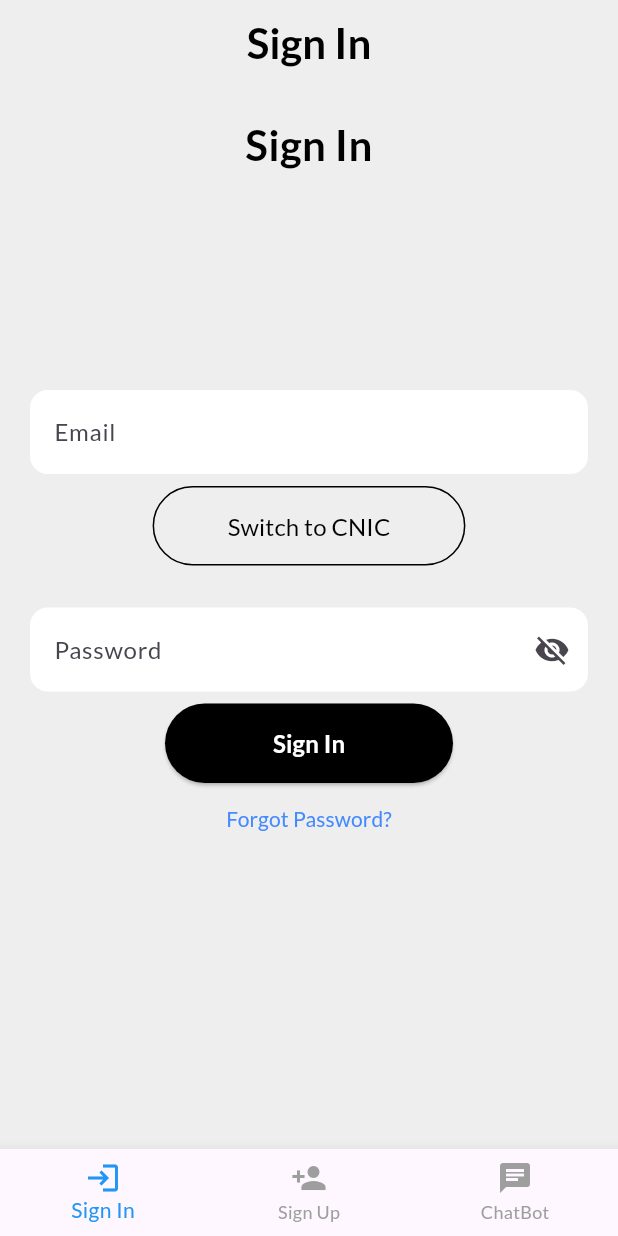
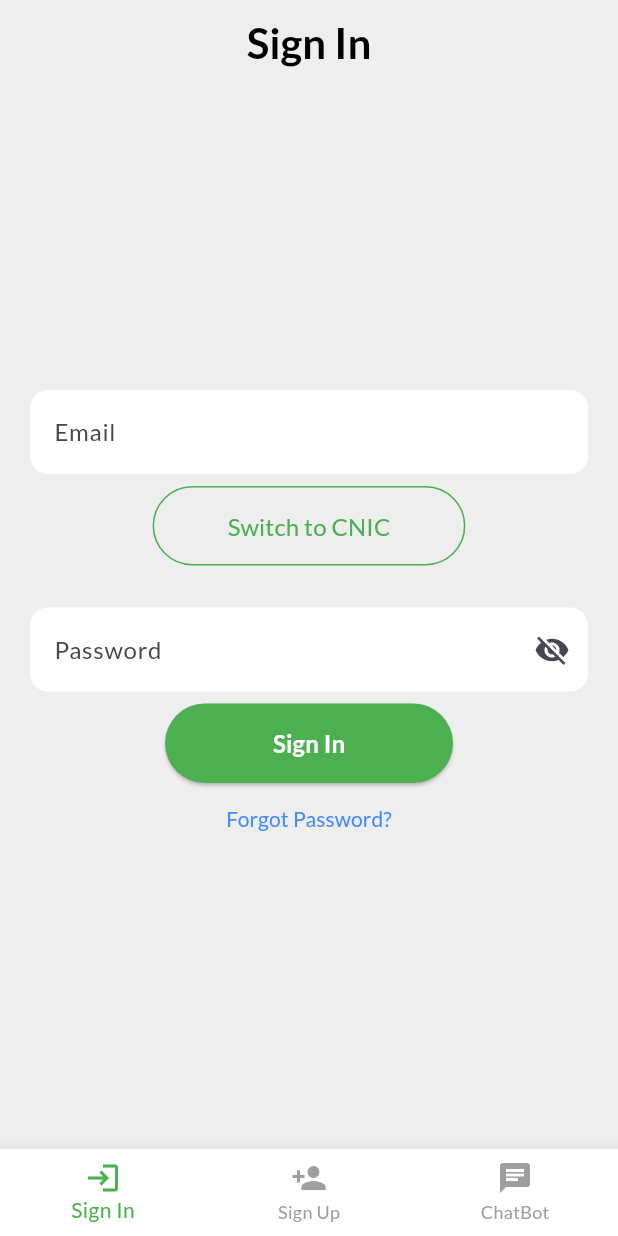
Before and after one commit to smazharzaidi/Land-Management-System, a Flutter app: the screen it shows after launch, on a phone screen of 412 x 824 dp. Run offline on Flutter 3.47's test engine with Material 3 defaults, Android fonts, the phone set to English and light mode, and no system bars; our stand-ins replace file_picker, flip_card, flutter_map, flutter_secure_storage, google_fonts, latlong2 and 4 more; missing offline and left inert: web3modal_flutter; project files that could hold a hidden picture were left out.

Commit message:
Resolved conflicts in SignInAuth.dart and config.dart

```diff
--- a/frontend/lib/UI/BottomNavBarScreen.dart
+++ b/frontend/lib/UI/BottomNavBarScreen.dart
@@ -39,6 +39,7 @@ class _BottomNavBarScreenState extends State<BottomNavBarScreen> {
             fontSize: 28,
             fontWeight: FontWeight.bold,
             color: Colors.black,
+
           ),
         ),
         backgroundColor: Colors.grey[200],
@@ -73,10 +74,11 @@ class _BottomNavBarScreenState extends State<BottomNavBarScreen> {
           ),
         ],
         currentIndex: _selectedIndex,
-        selectedItemColor: Colors.blue,
+        selectedItemColor: Colors.green,
         unselectedItemColor: Colors.grey,
         onTap: _onItemTapped,
         showUnselectedLabels: true,
+        backgroundColor: Colors.white,
       ),
     );
   }
--- a/frontend/lib/UI/BottomNavBarScreenDashboard.dart
+++ b/frontend/lib/UI/BottomNavBarScreenDashboard.dart
@@ -125,7 +125,7 @@ class _BottomNavBarScreenDashboardState
           fontSize: 14,
           fontWeight: FontWeight.bold,
         ),
-        selectedItemColor: Colors.blue,
+        selectedItemColor: Colors.green,
         unselectedItemColor: Colors.grey,
         showUnselectedLabels: true,
       ),
--- a/frontend/lib/UI/SignInScreen.dart
+++ b/frontend/lib/UI/SignInScreen.dart
@@ -77,6 +77,7 @@ class _SignInScreenState extends State<SignInScreen> {
         actions: <Widget>[
           TextButton(
             child: Text('Resend'),
+
             onPressed: () async {
               Navigator.of(ctx).pop(); // Close the dialog
               String message =
@@ -106,7 +107,7 @@ class _SignInScreenState extends State<SignInScreen> {
               left: 20,
               right: 20,
               child: Text(
-                'Sign In',
+                '',
                 style: GoogleFonts.lato(
                   fontSize: 28,
                   fontWeight: FontWeight.bold,
@@ -131,7 +132,8 @@ class _SignInScreenState extends State<SignInScreen> {
                     ),
                     OutlinedButton(
                       style: OutlinedButton.styleFrom(
-                        side: BorderSide(color: Colors.black),
+                        backgroundColor: Colors.grey[200],
+                        side: BorderSide(color: Colors.green),
                         shape: RoundedRectangleBorder(
                           borderRadius: BorderRadius.circular(30),
                         ),
@@ -143,10 +145,12 @@ class _SignInScreenState extends State<SignInScreen> {
                           isEmail = !isEmail;
                         });
                       },
+
                       child: Text(
                         isEmail ? 'Switch to CNIC' : 'Switch to Email',
                         style: GoogleFonts.lato(
-                          color: Colors.black,
+                          color: Colors.green,
+
                           fontSize: 16,
                         ),
                       ),
@@ -163,7 +167,7 @@ class _SignInScreenState extends State<SignInScreen> {
                       child: ElevatedButton(
                         style: ElevatedButton.styleFrom(
                           foregroundColor: Colors.white,
-                          backgroundColor: Colors.black,
+                          backgroundColor: Colors.green,
                           shape: RoundedRectangleBorder(
                             borderRadius: BorderRadius.circular(30.0),
                           ),
@@ -178,11 +182,12 @@ class _SignInScreenState extends State<SignInScreen> {
                             : Text(
                                 'Sign In',
                                 style: GoogleFonts.lato(
-                                  color: Colors.white,
+                                  //color: Colors.white,
                                   fontSize: 16,
                                   fontWeight: FontWeight.bold,
                                 ),
                               ),
+
                       ),
                     ),
                     TextButton(
--- a/frontend/lib/UI/SignUpScreen.dart
+++ b/frontend/lib/UI/SignUpScreen.dart
@@ -25,6 +25,7 @@ class _SignUpScreenState extends State<SignUpScreen> {
   Widget build(BuildContext context) {
     return Scaffold(
       backgroundColor: Colors.grey[200],
+      //backgroundColor: Colors.green,
       body: SafeArea(
         child: Align(
           alignment: Alignment.topCenter,
@@ -50,7 +51,7 @@ class _SignUpScreenState extends State<SignUpScreen> {
                   child: ElevatedButton(
                     style: ElevatedButton.styleFrom(
                       foregroundColor: Colors.white,
-                      backgroundColor: Colors.black,
+                      backgroundColor: Colors.green,
                       shape: RoundedRectangleBorder(
                         borderRadius: BorderRadius.circular(30.0),
                       ),
```
Also changed, not shown: frontend/lib/UI/ChatWidgetScreen.dart (+5 -2 lines), frontend/lib/UI/DashboardScreen.dart (+5 -4 lines), 3 other files.
